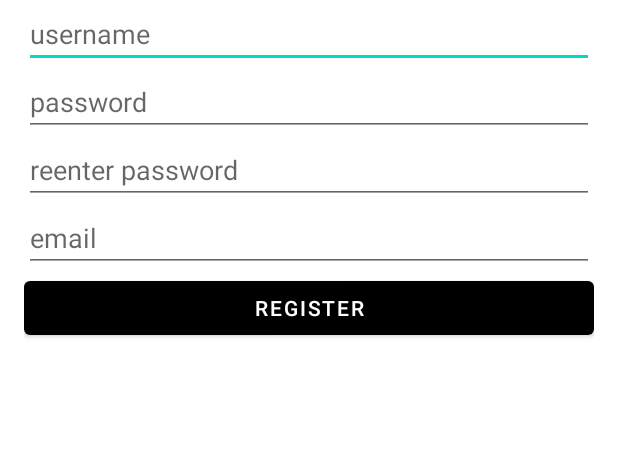
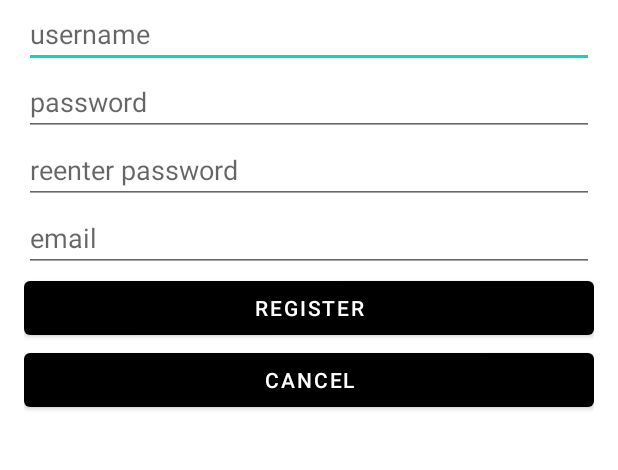
Before and after one commit to NoSoyTuMadre/InstagramClone, an Android app: the RegisterActivity screen opened directly, with no data from a screen before it, on a phone screen of 412 x 824 dp, the part 183-653 px from its top. Run offline under Robolectric (Android 15) with nearby library versions, the phone set to English and light mode, and no system bars; libraries missing offline, so code that uses them is left out: com.parse.

Commit message:
Handled exception cases and added a Cancel button to registration activity.

```diff
--- a/app/src/main/java/com/codepath/tonifields/instagramclone/RegisterActivity.java
+++ b/app/src/main/java/com/codepath/tonifields/instagramclone/RegisterActivity.java
@@ -22,6 +22,7 @@ public class RegisterActivity extends AppCompatActivity {
     private EditText etPassword;
     private EditText etEmail;
     private Button btnRegister;
+    private Button btnCancel;
 
     @Override
     protected void onCreate(Bundle savedInstanceState) {
@@ -31,6 +32,7 @@ public class RegisterActivity extends AppCompatActivity {
         etUsername = findViewById(R.id.etRegisterUsername);
         etEmail = findViewById(R.id.etEmail);
         btnRegister = findViewById(R.id.btnRegister);
+        btnCancel = findViewById(R.id.btnCancel);
 
         btnRegister.setOnClickListener(v -> {
             EditText etPassword1 = findViewById(R.id.etRegisterPassword1);
@@ -45,6 +47,10 @@ public class RegisterActivity extends AppCompatActivity {
             }
 
             createUser();
+        });
+
+        btnCancel.setOnClickListener(v -> {
+            goLoginActivity();
         });
     }
 
--- a/app/src/main/res/layout/activity_register.xml
+++ b/app/src/main/res/layout/activity_register.xml
@@ -63,4 +63,11 @@
         android:layout_height="wrap_content"
         android:layout_weight="1"
         android:text="@string/register" />
+
+    <Button
+        android:id="@+id/btnCancel"
+        android:layout_width="match_parent"
+        android:layout_height="wrap_content"
+        android:layout_weight="1"
+        android:text="@string/cancel" />
 </LinearLayout>
--- a/app/src/main/res/values/strings.xml
+++ b/app/src/main/res/values/strings.xml
@@ -20,4 +20,5 @@
     <string name="reenter_password">reenter password</string>
     <string name="email">email</string>
     <string name="todo">TODO</string>
+    <string name="cancel">Cancel</string>
 </resources>
```
